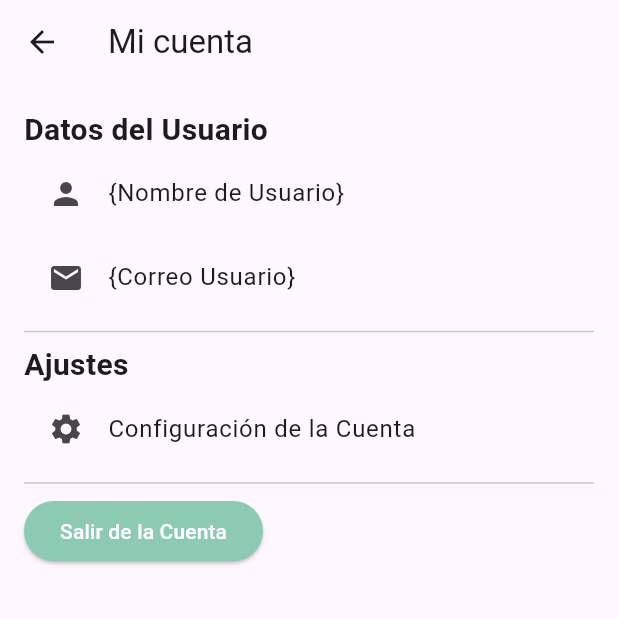
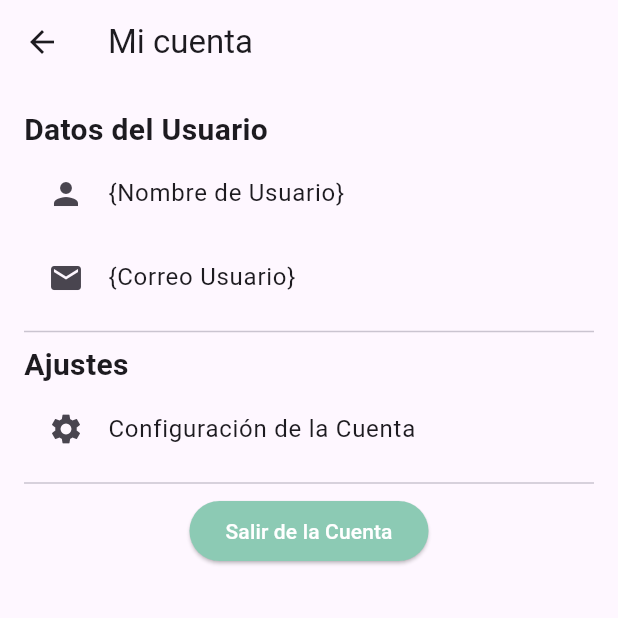
Before and after one commit to ElAx7/ProyectoMoviles, a Flutter app: the my_account screen opened directly, on a phone screen of 412 x 824 dp, the top half of it. Run offline on Flutter 3.47's test engine with Material 3 defaults, Android fonts, the phone set to English and light mode, and no system bars.

Commit message:
loadingScreen, Errors fixed login & my_account

```diff
--- a/lib/screens/auth/login_page.dart
+++ b/lib/screens/auth/login_page.dart
@@ -1,6 +1,7 @@
 import 'package:flutter/material.dart';
 import 'package:proyeto_moviles/screens/auth/signup_page.dart';
 import 'package:proyeto_moviles/screens/home/home_page.dart';
+import 'package:proyeto_moviles/screens/home/loading.dart';
 
 class LoginPage extends StatelessWidget {
   @override
@@ -95,7 +96,7 @@ class _LoginScreenState extends State<LoginScreen> {
               // utilizando los valores de _email, _password y _rememberMe
               Navigator.push(
                 context,
-                MaterialPageRoute(builder: (context) => HomePage()),
+                MaterialPageRoute(builder: (context) => loadingScreen()),
               );
             },
             style: ElevatedButton.styleFrom(
--- a/lib/screens/lists/my_account.dart
+++ b/lib/screens/lists/my_account.dart
@@ -1,7 +1,5 @@
 import 'package:flutter/material.dart';
 import 'package:proyeto_moviles/screens/auth/login_page.dart';
-// Remove the unused import directive
-//import 'package:proyeto_moviles/main.dart';
 
 class my_account extends StatefulWidget {
   @override
@@ -48,7 +46,9 @@ class account_state extends State<my_account> {
               title: Text('Configuración de la Cuenta'),
             ),
             Divider(),
-              ElevatedButton(
+            Container(
+              alignment: Alignment.center, //
+              child: ElevatedButton(
                 onPressed: () {
                   Navigator.push(
                     context,
@@ -69,8 +69,10 @@ class account_state extends State<my_account> {
                   ),
                 ),
               ),
+            ),
           ],
         ),
-        ));
+      ),
+    );
   }
 }
```
Also changed, not shown: lib/screens/home/loading.dart (added, +45 -0 lines). Lines whose indentation alone changed are shown as unchanged.
